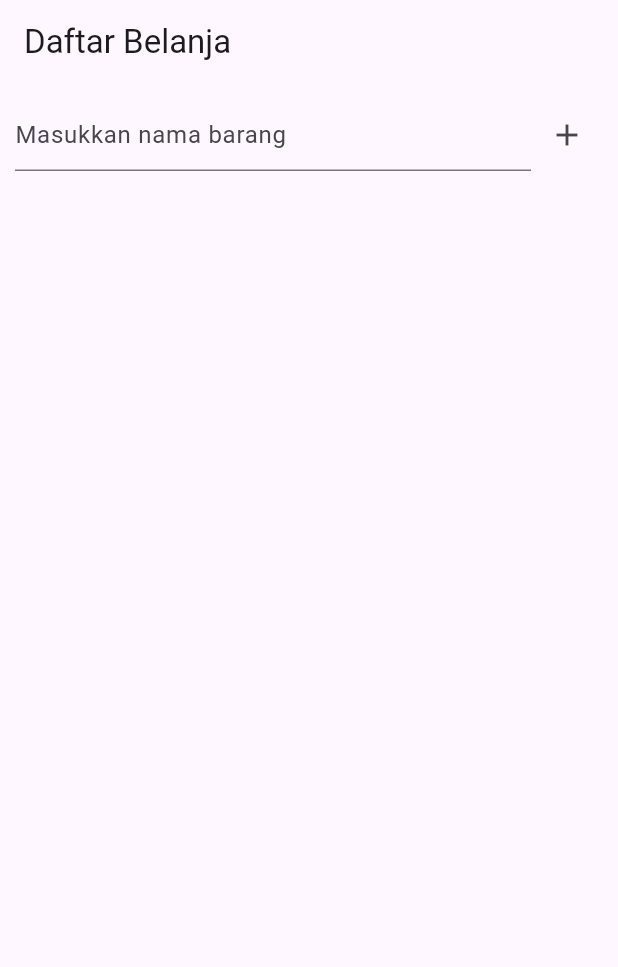
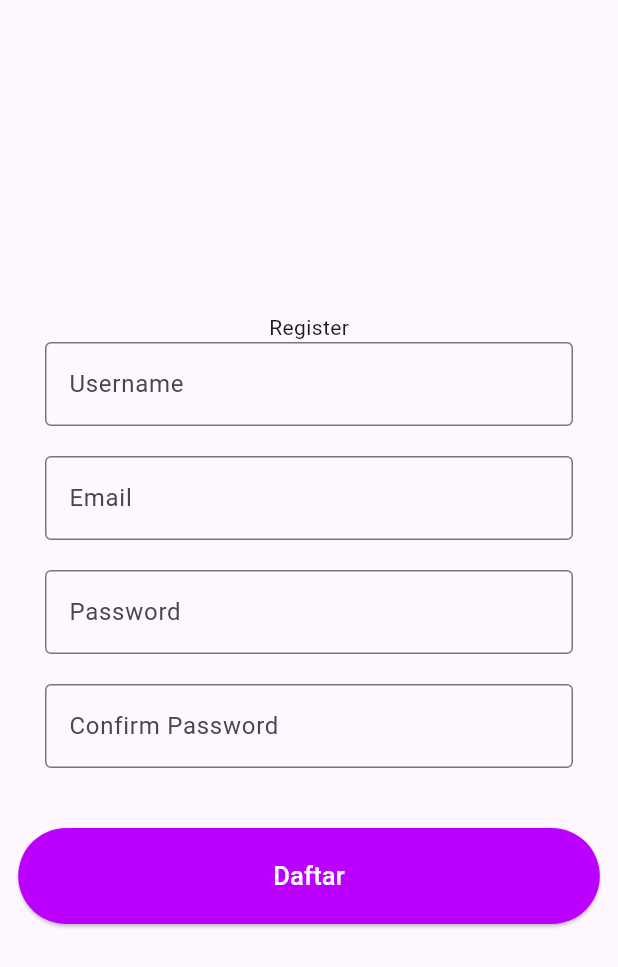
Before and after one commit to indraw26/daftar_belanja, a Flutter app: the screen it shows after launch, on a phone screen of 412 x 824 dp. Shown: the top 967 px of the screen. Run offline on Flutter 3.47's test engine with Material 3 defaults, Android fonts, the phone set to English and light mode, and no system bars; our stand-ins replace firebase_core, firebase_database; accounts and stored records are empty.

Commit message:
add Login & register screen
.

```diff
--- a/daftarbelanja/lib/main.dart
+++ b/daftarbelanja/lib/main.dart
@@ -1,7 +1,10 @@
+import 'package:daftarbelanja/screens/login.dart';
 import 'package:flutter/material.dart';
 import 'package:firebase_core/firebase_core.dart';
 import 'firebase_options.dart';
 import 'package:daftarbelanja/screens/shopping_list_screen.dart';
+import 'package:daftarbelanja/screens/login.dart';
+import 'package:daftarbelanja/screens/register.dart';
 
 void main() async {
   WidgetsFlutterBinding.ensureInitialized();
@@ -16,8 +19,8 @@ class MainApp extends StatelessWidget {
 
   @override
   Widget build(BuildContext context) {
-    return const MaterialApp(
-      home: ShoppingListScreen(),
+    return MaterialApp(
+      home: SignUp(),
     );
   }
 }
--- /dev/null
+++ b/daftarbelanja/lib/screens/register.dart
@@ -0,0 +1,100 @@
+import 'package:flutter/cupertino.dart';
+import 'package:flutter/material.dart';
+import 'package:flutter/widgets.dart';
+
+class SignUp extends StatefulWidget {
+  const SignUp({super.key});
+
+  @override
+  State<SignUp> createState() => _SignUpState();
+}
+
+class _SignUpState extends State<SignUp> {
+  final TextEditingController _usernameController = TextEditingController();
+  final TextEditingController _emailController = TextEditingController();
+  final TextEditingController _passwordController = TextEditingController();
+
+  @override
+  void dispose() {
+    _usernameController.dispose();
+    _emailController.dispose();
+    _passwordController.dispose();
+    super.dispose();
+  }
+
+  @override
+  Widget build(BuildContext context) {
+    final GlobalKey<FormState> _formKey = GlobalKey<FormState>();
+
+    return Scaffold(
+      body: Form(
+        key: _formKey,
+        child: Column(
+          mainAxisAlignment: MainAxisAlignment.center,
+          children: <Widget>[
+            Text("Register"),
+            Container(
+              padding: EdgeInsets.only(left: 30, right: 30),
+              child: TextFormField(
+                controller: _usernameController,
+                decoration: InputDecoration(
+                  labelText: 'Username',
+                  border: OutlineInputBorder(),
+                ),
+              ),
+            ),
+            Container(
+              padding: EdgeInsets.only(left: 30, right: 30, top: 20),
+              child: TextFormField(
+                controller: _emailController,
+                decoration: InputDecoration(
+                  labelText: 'Email',
+                  border: OutlineInputBorder(),
+                ),
+              ),
+            ),
+            Container(
+              padding: EdgeInsets.only(left: 30, right: 30, top: 20),
+              child: TextFormField(
+                controller: _passwordController,
+                obscureText: true,
+                decoration: InputDecoration(
+                  labelText: 'Password',
+                  border: OutlineInputBorder(),
+                ),
+              ),
+            ),
+            Container(
+              padding: EdgeInsets.only(left: 30, right: 30, top: 20),
+              child: TextFormField(
+                controller: _passwordController,
+                obscureText: true,
+                decoration: InputDecoration(
+                  labelText: 'Confirm Password',
+                  border: OutlineInputBorder(),
+                ),
+              ),
+            ),
+            SizedBox(
+              height: 40,
+            ),
+            ElevatedButton(
+              style: ElevatedButton.styleFrom(
+                padding: EdgeInsets.only(top: 20, bottom: 20),
+                backgroundColor: Color.fromARGB(255, 187, 0, 255),
+              ),
+              onPressed: () {},
+              child: const Padding(
+                padding: const EdgeInsets.symmetric(horizontal: 170),
+                child: Text(
+                  'Daftar',
+                  style: TextStyle(fontSize: 17, color: Colors.white),
+                ),
+              ),
+            ),
+          ],
+        ),
+      ),
+    );
+  }
+}
```
Also changed, not shown: daftarbelanja/lib/screens/login.dart (added, +94 -0 lines).
